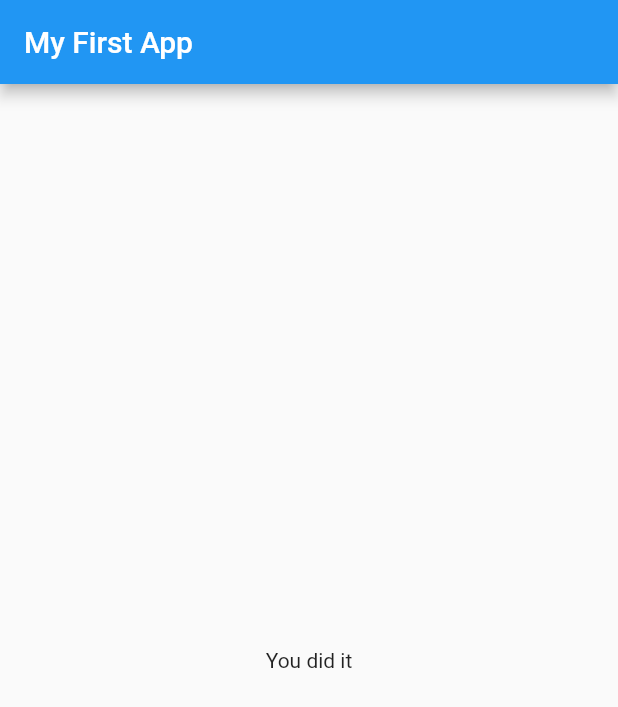
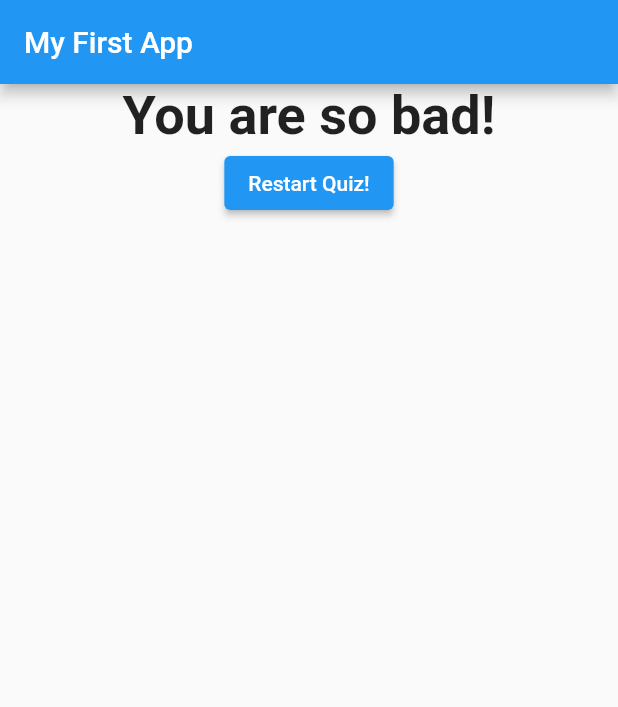
Before and after one commit to Adarshkumar167/flutter_complete_guide, a Flutter app: the screen it shows after launch, after a tap on "Black", after a tap on "Snake", after a tap on "Adi", on a phone screen of 412 x 824 dp. Shown: the top 707 px of the screen. Run offline on Flutter 3.47's test engine with Material 2 defaults, Android fonts, the phone set to English and light mode, and no system bars.

Commit message:
Final_App

```diff
--- a/lib/answer.dart
+++ b/lib/answer.dart
@@ -4,11 +4,11 @@ class Answer extends StatelessWidget {
   final VoidCallback selectHandler;
   final String answerText;
 
-  Answer(this.selectHandler, this.answerText);
+  const Answer(this.selectHandler, this.answerText, {super.key});
 
   @override
   Widget build(BuildContext context) {
-    return Container(
+    return SizedBox(
       width: double.infinity,
       child: ElevatedButton(
         onPressed: selectHandler,
--- a/lib/main.dart
+++ b/lib/main.dart
@@ -7,10 +7,11 @@ import './result.dart';
 //   runApp(MyApp());
 // }
 
-void main() => runApp(MyApp());
+void main() => runApp(const MyApp());
 
-// ignore: use_key_in_widget_constructors
 class MyApp extends StatefulWidget {
+  const MyApp({super.key});
+
   @override
   State<StatefulWidget> createState() {
     return _MyAppState();
@@ -21,26 +22,53 @@ class _MyAppState extends State<MyApp> {
   final _questions = const [
     {
       'questionText': 'What\'s your favorite color?',
-      'answers': ['Black', 'Red', 'Green', 'White'],
+      'answers': [
+        {'text': 'Black', 'score': 10},
+        {'text': 'Red', 'score': 5},
+        {'text': 'Green', 'score': 3},
+        {'text': 'White', 'score': 1},
+      ],
     },
     {
       'questionText': 'What\'s your favorite animal?',
-      'answers': ['Rabbit', 'Snake', 'Elephant', 'Lion'],
+      'answers': [
+        {'text': 'Rabbit', 'score': 4},
+        {'text': 'Snake', 'score': 8},
+        {'text': 'Elephant', 'score': 7},
+        {'text': 'Lion', 'score': 9},
+      ],
     },
     {
       'questionText': 'Who\'s your favorite instructor?',
-      'answers': ['Max', 'Anjela', 'Adi'],
+      'answers': [
+        {'text': 'Max', 'score': 2},
+        {'text': 'Anjela', 'score': 1},
+        {'text': 'Adi', 'score': 3},
+        {'text': 'Adarsh', 'score': 0},
+      ],
     },
   ];
   var _questionIndex = 0;
-  void _answerQuestion() {
+  var _totalScore = 0;
+
+  void _resetQuiz() {
+    setState(() {
+      _questionIndex = 0;
+      _totalScore = 0;
+    });
+  }
+
+  void _answerQuestion(int score) {
     // var aBool = false;
+    _totalScore += score;
     setState(() {
       _questionIndex = _questionIndex + 1;
     });
     if (_questionIndex < _questions.length) {
+      // ignore: avoid_print
       print('We have more questions!');
     } else {
+      // ignore: avoid_print
       print('No more questions!');
     }
   }
@@ -58,7 +86,7 @@ class _MyAppState extends State<MyApp> {
                 questionIndex: _questionIndex,
                 questions: _questions,
               )
-            : Result(),
+            : Result(_totalScore, _resetQuiz),
       ),
     );
   }
--- a/lib/question.dart
+++ b/lib/question.dart
@@ -3,7 +3,8 @@ import 'package:flutter/material.dart';
 class Question extends StatelessWidget {
   final String questionText;
 
-  Question(this.questionText);
+  // ignore: use_key_in_widget_constructors
+  const Question(this.questionText);
 
   @override
   Widget build(BuildContext context) {
--- a/lib/quiz.dart
+++ b/lib/quiz.dart
@@ -6,9 +6,10 @@ import './answer.dart';
 class Quiz extends StatelessWidget {
   final List<Map<String, Object>> questions;
   final int questionIndex;
-  final VoidCallback answerQuestion;
+  final Function answerQuestion;
 
-  Quiz({
+  const Quiz({
+    super.key,
     required this.questions,
     required this.answerQuestion,
     required this.questionIndex,
@@ -21,8 +22,10 @@ class Quiz extends StatelessWidget {
         Question(
           questions[questionIndex]['questionText'] as String,
         ),
-        ...(questions[questionIndex]['answers'] as List<String>).map((answer) {
-          return Answer(answerQuestion, answer);
+        ...(questions[questionIndex]['answers'] as List<Map<String, Object>>)
+            .map((answer) {
+          return Answer(
+              () => answerQuestion(answer['score']), answer['text'] as String);
         }).toList()
       ],
     );
--- a/lib/result.dart
+++ b/lib/result.dart
@@ -1,10 +1,41 @@
 import 'package:flutter/material.dart';
 
 class Result extends StatelessWidget {
+  final int resultScore;
+  final VoidCallback resetHandler;
+
+  const Result(this.resultScore, this.resetHandler, {super.key});
+
+  String get resultPhrase {
+    String resultText;
+    if (resultScore <= 8) {
+      resultText = 'You are awesome and innocent!';
+    } else if (resultScore <= 12) {
+      resultText = 'Pretty likeable!';
+    } else if (resultScore <= 16) {
+      resultText = 'You are ... strange?!';
+    } else {
+      resultText = 'You are so bad!';
+    }
+    return resultText;
+  }
+
   @override
   Widget build(BuildContext context) {
-    return const Center(
-      child: Text('You did it'),
+    return Center(
+      child: Column(
+        children: <Widget>[
+          Text(
+            resultPhrase,
+            style: const TextStyle(fontSize: 36, fontWeight: FontWeight.bold),
+            textAlign: TextAlign.center,
+          ),
+          ElevatedButton(
+            onPressed: resetHandler,
+            child: const Text('Restart Quiz!'),
+          ),
+        ],
+      ),
     );
   }
 }
```
